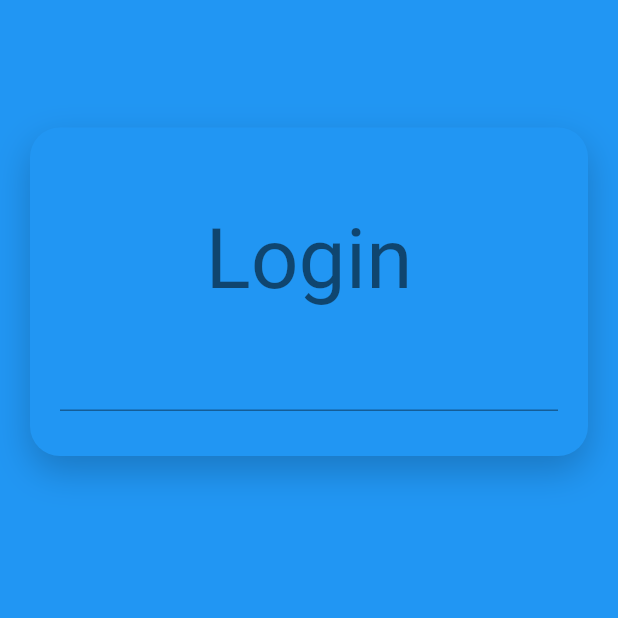
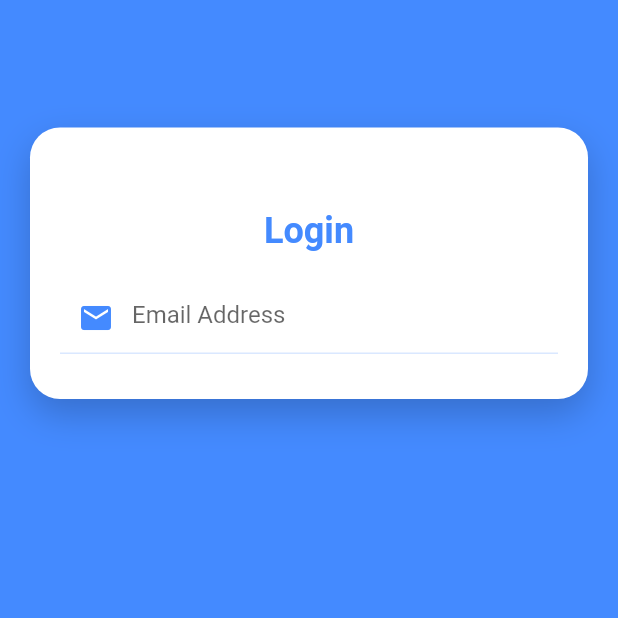
Before and after one commit to aprxty3/Item_List, a Flutter app: the screen it shows after launch, on a phone screen of 412 x 824 dp, the top half of it. Run offline on Flutter 3.47's test engine with Material 2 defaults, Android fonts, the phone set to English and light mode, and no system bars; Roboto replaces fonts that are missing (Poppins).

Commit message:
pre fixing login page

```diff
--- a/lib/login_screen/pages/login_pages.dart
+++ b/lib/login_screen/pages/login_pages.dart
@@ -55,7 +55,24 @@ class _loginPageState extends State<loginPage> {
                           validator: (input) => !input.contains("@")
                               ? "Email Id should be valid" /*email harus valid*/
                               : null,
-                        )
+                          decoration: new InputDecoration(
+                            hintText: "Email Address",
+                            enabledBorder: UnderlineInputBorder(
+                              borderSide: BorderSide(
+                                color: Theme.of(context)
+                                    .accentColor
+                                    .withOpacity(0.2),
+                              ),
+                            ),
+                            focusedBorder: UnderlineInputBorder(
+                              borderSide: BorderSide(
+                                color: Theme.of(context).accentColor,
+                              ),
+                            ),
+                            prefixIcon: Icon(Icons.email,
+                                color: Theme.of(context).accentColor),
+                          ),
+                        ),
                       ],
                     ),
                   ),
--- a/lib/main.dart
+++ b/lib/main.dart
@@ -9,8 +9,31 @@ class MyApp extends StatelessWidget {
   @override
   Widget build(BuildContext context) {
     return MaterialApp(
-        title: 'Item List',
-        debugShowCheckedModeBanner: false,
-        home: loginPage());
+      title: 'Image Loader',
+      debugShowCheckedModeBanner: false,
+      theme: ThemeData(
+        fontFamily: 'Poppins',
+        primaryColor: Colors.white,
+        floatingActionButtonTheme: FloatingActionButtonThemeData(
+          elevation: 0,
+          foregroundColor: Colors.white,
+        ),
+        accentColor: Colors.blueAccent,
+        textTheme: TextTheme(
+          headline1: TextStyle(fontSize: 22.0, color: Colors.blueAccent),
+          headline2: TextStyle(
+            fontSize: 24.0,
+            fontWeight: FontWeight.w700,
+            color: Colors.blueAccent,
+          ),
+          bodyText1: TextStyle(
+            fontSize: 14.0,
+            fontWeight: FontWeight.w400,
+            color: Colors.blueAccent,
+          ),
+        ),
+      ),
+      home: loginPage(),
+    );
   }
 }
```
